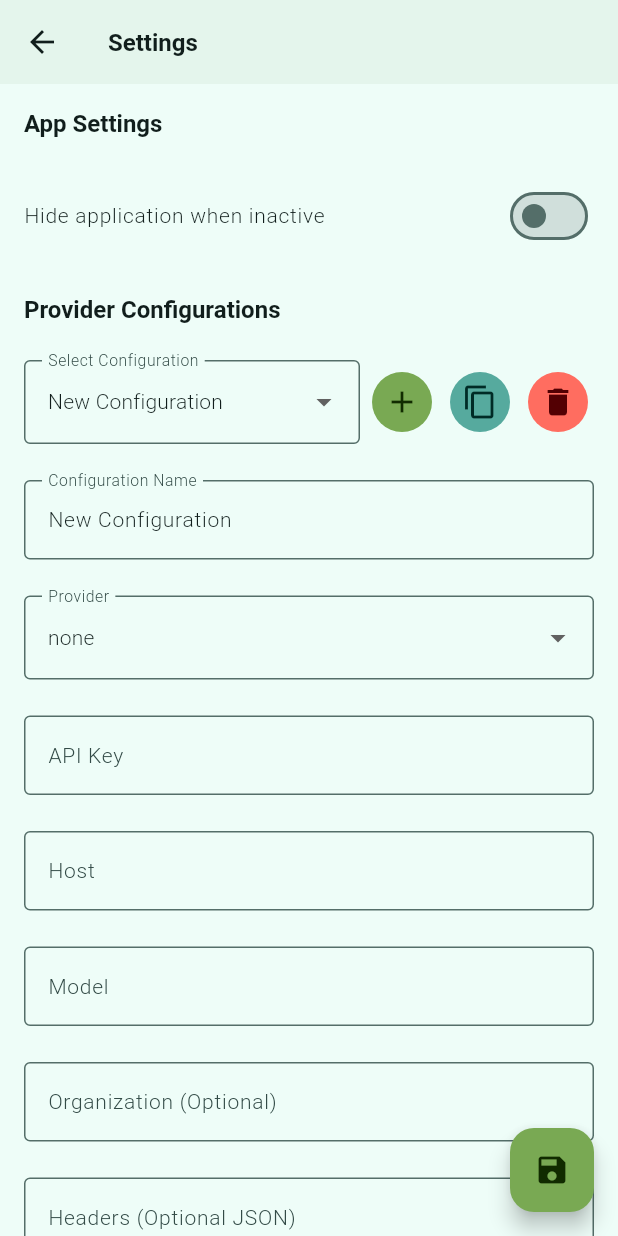
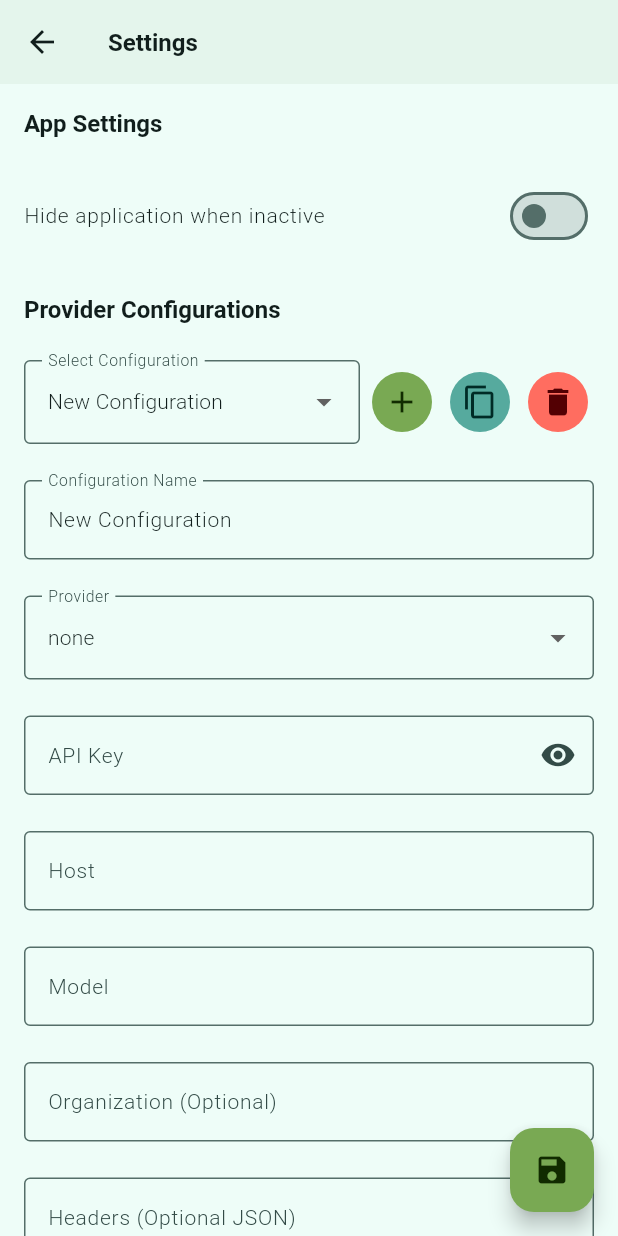
Before and after one commit to DominikStarke/ogre, a Flutter app: the Settings screen opened directly, after a tap on the "add" icon, on a phone screen of 412 x 824 dp. Run offline on Flutter 3.47's test engine with Material 3 defaults, Android fonts, the phone set to English and light mode, and no system bars; our stand-ins replace flutter_markdown, flutter_secure_storage; missing offline and left inert: flutter_ai_providers, flutter_ai_toolkit, hotkey_manager, keypress_simulator, pasteboard, tray_manager and 1 more; accounts and stored records are empty; statements that could not run were skipped.

Commit message:
obscure api keys

```diff
--- a/lib/screens/settings.dart
+++ b/lib/screens/settings.dart
@@ -22,6 +22,7 @@ class _SettingsState extends State<Settings> {
   LlmConfigStoreModel _selectedConfig = LlmConfigStoreModel();
   final _selectedConfigName = ValueNotifier<String>("");
   AppConfigStoreModel _appConfig = AppConfigStoreModel();
+  bool _obscureApiKey = true;
 
   @override
   void initState() {
@@ -255,9 +256,20 @@ class _SettingsState extends State<Settings> {
                 TextFormField(
                   key: UniqueKey(),
                   initialValue: _selectedConfig.apiKey,
-                  decoration: const InputDecoration(
+                  decoration: InputDecoration(
                     labelText: 'API Key',
+                    suffixIcon: IconButton(
+                      icon: Icon(
+                        _obscureApiKey ? Icons.visibility : Icons.visibility_off,
+                      ),
+                      onPressed: () {
+                        setState(() {
+                          _obscureApiKey = !_obscureApiKey;
+                        });
+                      },
+                    ),
                   ),
+                  obscureText: _obscureApiKey,
                   onSaved: (value) {
                     _selectedConfig.apiKey = value ?? "";
                   },
```
